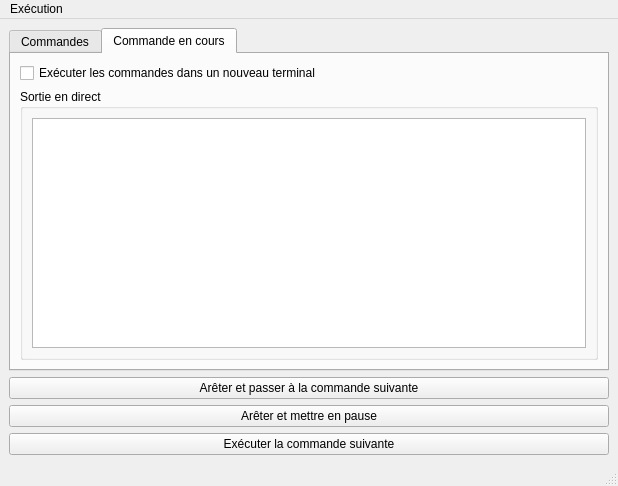
Before: the Qt Designer form MainWindow.ui in Jiogo18/ChainedCommands, drawn with Qt 5.
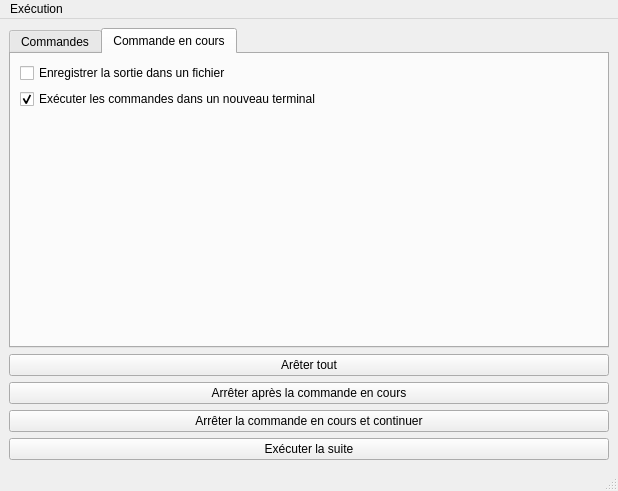
After: the same form once the commit is applied. The open tabs and pages were chosen to show the change.

Commit message: Execute chained

```diff
--- a/MainWindow.ui
+++ b/MainWindow.ui
@@ -7,7 +7,7 @@
     <x>0</x>
     <y>0</y>
     <width>618</width>
-    <height>486</height>
+    <height>491</height>
    </rect>
   </property>
   <property name="windowTitle">
@@ -63,24 +63,35 @@
         <string>Commande en cours</string>
        </attribute>
        <layout class="QVBoxLayout" name="verticalLayout_4">
+        <item>
+         <widget class="QCheckBox" name="cbOutputInFile">
+          <property name="text">
+           <string>Enregistrer la sortie dans un fichier</string>
+          </property>
+         </widget>
+        </item>
         <item>
          <widget class="QCheckBox" name="cbExecuteInTerminal">
           <property name="text">
            <string>Exécuter les commandes dans un nouveau terminal</string>
           </property>
+          <property name="checked">
+           <bool>true</bool>
+          </property>
          </widget>
         </item>
         <item>
-         <widget class="QGroupBox" name="gbOutput">
-          <property name="title">
-           <string>Sortie en direct</string>
+         <spacer name="verticalSpacer">
+          <property name="orientation">
+           <enum>Qt::Vertical</enum>
           </property>
-          <layout class="QVBoxLayout" name="verticalLayout_5">
-           <item>
-            <widget class="QTextEdit" name="teOutput"/>
-           </item>
-          </layout>
-         </widget>
+          <property name="sizeHint" stdset="0">
+           <size>
+            <width>20</width>
+            <height>40</height>
+           </size>
+          </property>
+         </spacer>
         </item>
        </layout>
       </widget>
@@ -91,21 +102,28 @@
       <item>
        <widget class="QPushButton" name="bStopAndNext">
         <property name="text">
-         <string>Arêter et passer à la commande suivante</string>
+         <string>Arêter tout</string>
         </property>
        </widget>
       </item>
       <item>
        <widget class="QPushButton" name="bStopAndPause">
         <property name="text">
-         <string>Arêter et mettre en pause</string>
+         <string>Arrêter après la commande en cours</string>
         </property>
        </widget>
       </item>
       <item>
        <widget class="QPushButton" name="bNext">
         <property name="text">
-         <string>Exécuter la commande suivante</string>
+         <string>Arrêter la commande en cours et continuer</string>
+        </property>
+       </widget>
+      </item>
+      <item>
+       <widget class="QPushButton" name="bExecuteNext">
+        <property name="text">
+         <string>Exécuter la suite</string>
         </property>
        </widget>
       </item>
```
Left out of the diff: 24 changed lines with no effect on the pictures. The commit also changes 11 other files.
